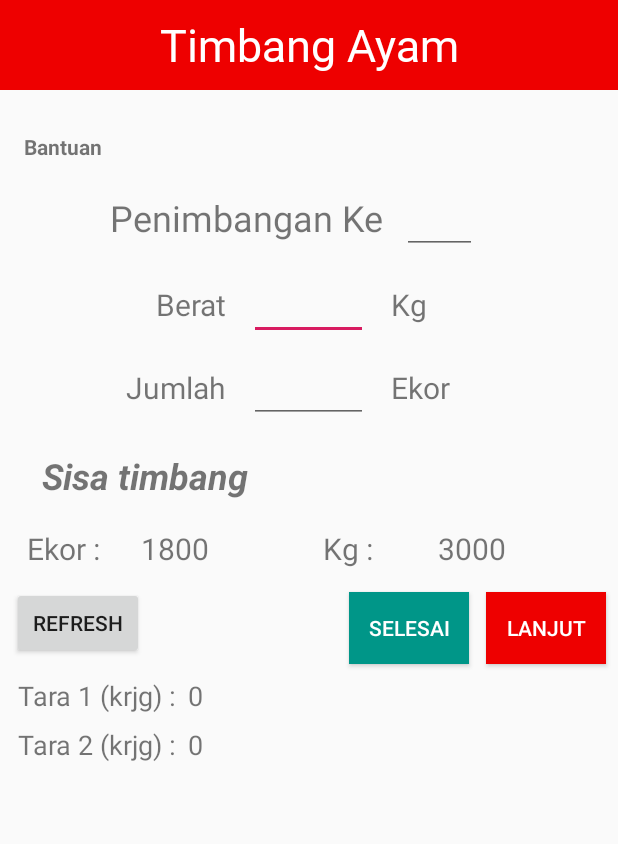
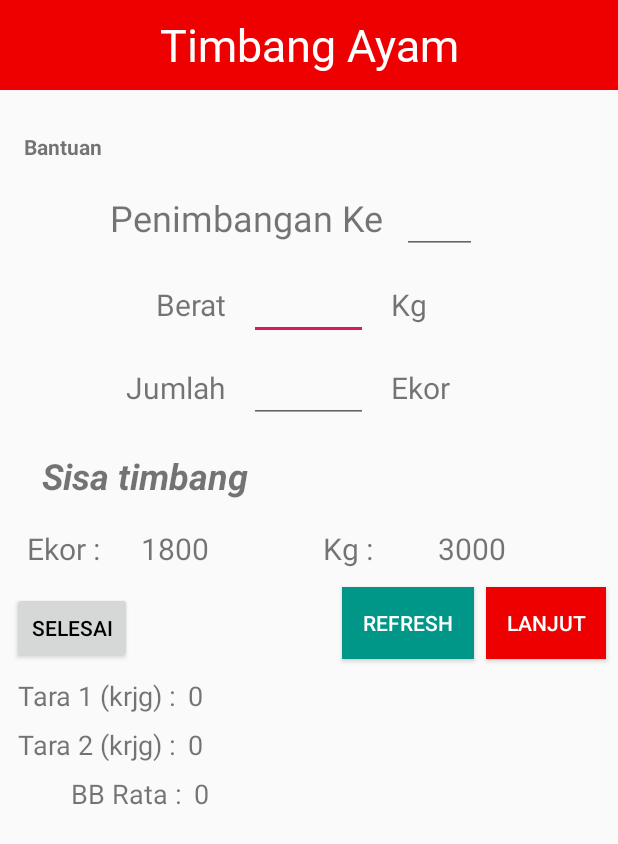
Before and after one commit to dennisprasetia/RPAWONOKOYO, an Android app: the layout activity_timbang_ayam.xml on its own in the app's theme, with its tools: preview values and no code run, on a phone screen of 412 x 824 dp. Shown: the top 844 px of the screen. Run offline under Robolectric (Android 15) with nearby library versions, the phone set to English and light mode, and no system bars; Roboto replaces fonts that are not available here.

Commit message:
Update saat di kandang sesuai kebutuhan tim panen - Tara Keranjang ada cek bila field kosong - Info No DO di Tara Keranjang - Fix penimbangan tara dan ayam - Info kandang di list DO

```diff
--- a/app/build.gradle
+++ b/app/build.gradle
@@ -7,7 +7,7 @@ android {
         minSdkVersion 24
         targetSdkVersion 27
         versionCode 2
-        versionName "4.4.0"
+        versionName "4.4.1"
         testInstrumentationRunner "android.support.test.runner.AndroidJUnitRunner"
     }
     buildTypes {
--- a/app/src/main/java/com/wonokoyo/rpawonokoyo/RencanaPanen.java
+++ b/app/src/main/java/com/wonokoyo/rpawonokoyo/RencanaPanen.java
@@ -146,13 +146,10 @@ public class RencanaPanen extends AppCompatActivity {
                 isSetted = true;
             }
 
-            String noreg = c.getString(c.getColumnIndex("noreg")).trim();
-            String kandang = noreg.substring(noreg.length()-2);
-
             ModelRencanaPanen mrp = new ModelRencanaPanen();
             mrp.setRit(c.getString(c.getColumnIndex("rit")));
             mrp.setNama_mitra(c.getString(c.getColumnIndex("nama_pelanggan")));
-            mrp.setKandang(kandang);
+            mrp.setKandang(c.getString(c.getColumnIndex("kandang")));
             mrp.setNo_do(c.getString(c.getColumnIndex("no_do")));
             mrp.setAlamat(c.getString(c.getColumnIndex("alamat_farm")));
 
--- a/app/src/main/java/com/wonokoyo/rpawonokoyo/model/TimbangManager.java
+++ b/app/src/main/java/com/wonokoyo/rpawonokoyo/model/TimbangManager.java
@@ -9,6 +9,7 @@ public class TimbangManager {
     public static final String TM_SELESAI = "tmSelesai";
     public static final String TM_TARA = "tmTara";
     public static final String TM_BERAT_REAL = "tmBeratReal";
+    public static final String TM_BERAT_BERSIH = "tmBeratBersih";
     public static final String TM_JUMLAH_REAL = "tmJumlahReal";
 
     SharedPreferences sp;
@@ -44,11 +45,14 @@ public class TimbangManager {
         return sp.getString(TM_BERAT_REAL, "0.0");
     }
 
+    public String getTmBeratBersih() { return sp.getString(TM_BERAT_BERSIH, "0.0"); }
+
     public void clearSessionTimbang() {
         saveSPString(TM_MULAI, "0000-00-00 00:00:00");
         saveSPString(TM_SELESAI, "0000-00-00 00:00:00");
         saveSPString(TM_TARA, "0.0");
         saveSPString(TM_BERAT_REAL, "0.0");
         saveSPString(TM_JUMLAH_REAL, "0");
+        saveSPString(TM_BERAT_BERSIH, "0.0");
     }
 }
--- a/app/src/main/java/com/wonokoyo/rpawonokoyo/utilities/RecycleKonfirmasi.java
+++ b/app/src/main/java/com/wonokoyo/rpawonokoyo/utilities/RecycleKonfirmasi.java
@@ -77,7 +77,7 @@ public class RecycleKonfirmasi extends RecyclerView.Adapter<RecycleKonfirmasi.Re
 
         holder.txtRit.setText("Rit : " + mrp.getRit());
         holder.txtMitra.setText(mrp.getNama_mitra());
-//        holder.txtKandang.setText(mrp.getKandang());
+        holder.txtKandang.setText(mrp.getKandang());
         holder.txtNoDo.setText(mrp.getNo_do());
         holder.txtAlamat.setText(mrp.getAlamat());
         holder.txtDetail.setVisibility(View.INVISIBLE);
@@ -191,7 +191,7 @@ public class RecycleKonfirmasi extends RecyclerView.Adapter<RecycleKonfirmasi.Re
         CardView cardView;
         TextView txtRit;
         TextView txtMitra;
-//        TextView txtKandang;
+        TextView txtKandang;
         TextView txtNoDo;
         TextView txtAlamat;
         TextView txtDetail;
@@ -201,7 +201,7 @@ public class RecycleKonfirmasi extends RecyclerView.Adapter<RecycleKonfirmasi.Re
             cardView = itemView.findViewById(R.id.layoutCardView);
             txtRit = itemView.findViewById(R.id.txtJenisRit);
             txtMitra = itemView.findViewById(R.id.txtMitraCard);
-//            txtKandang = itemView.findViewById(R.id.txtKandangCard);
+            txtKandang = itemView.findViewById(R.id.txtKandangCard);
             txtNoDo = itemView.findViewById(R.id.txtNoDoCard);
             txtAlamat = itemView.findViewById(R.id.txtAlamatCard);
             txtDetail = itemView.findViewById(R.id.txtDetail);
--- a/app/src/main/java/com/wonokoyo/rpawonokoyo/utilities/RecycleRencana.java
+++ b/app/src/main/java/com/wonokoyo/rpawonokoyo/utilities/RecycleRencana.java
@@ -51,7 +51,7 @@ public class RecycleRencana extends RecyclerView.Adapter<RecycleRencana.RecycleV
 
         holder.txtRit.setText("Rit : " + mrp.getRit());
         holder.txtMitra.setText(mrp.getNama_mitra());
-//        holder.txtKandang.setText(mrp.getKandang());
+        holder.txtKandang.setText(mrp.getKandang());
         holder.txtNoDo.setText(mrp.getNo_do());
         holder.txtAlamat.setText(mrp.getAlamat());
         holder.txtDetail.setVisibility(View.INVISIBLE);
@@ -81,7 +81,7 @@ public class RecycleRencana extends RecyclerView.Adapter<RecycleRencana.RecycleV
         CardView cardView;
         TextView txtRit;
         TextView txtMitra;
-//        TextView txtKandang;
+        TextView txtKandang;
         TextView txtNoDo;
         TextView txtAlamat;
         TextView txtDetail;
@@ -91,7 +91,7 @@ public class RecycleRencana extends RecyclerView.Adapter<RecycleRencana.RecycleV
             cardView = itemView.findViewById(R.id.layoutCardView);
             txtRit = itemView.findViewById(R.id.txtJenisRit);
             txtMitra = itemView.findViewById(R.id.txtMitraCard);
-//            txtKandang = itemView.findViewById(R.id.txtKandangCard);
+            txtKandang = itemView.findViewById(R.id.txtKandangCard);
             txtNoDo = itemView.findViewById(R.id.txtNoDoCard);
             txtAlamat = itemView.findViewById(R.id.txtAlamatCard);
             txtDetail = itemView.findViewById(R.id.txtDetail);
--- a/app/src/main/res/layout/activity_menu.xml
+++ b/app/src/main/res/layout/activity_menu.xml
@@ -158,7 +158,7 @@
         android:layout_marginBottom="8dp"
         android:background="@drawable/background_button_menu"
         android:padding="20dp"
-        android:text="Siap Potong"
+        android:text="Kirim Data"
         android:textSize="24sp"
         app:layout_constraintBottom_toBottomOf="parent"
         app:layout_constraintEnd_toEndOf="parent"
--- a/app/src/main/res/layout/activity_timbang_ayam.xml
+++ b/app/src/main/res/layout/activity_timbang_ayam.xml
@@ -13,9 +13,8 @@
         android:layout_marginBottom="8dp"
         android:background="#ee0000"
         android:fontFamily="@font/baloo"
-        android:gravity="center_vertical"
+        android:gravity="center"
         android:text="Timbang Ayam"
-        android:textAlignment="center"
         android:textColor="@color/cardview_light_background"
         android:textSize="30sp"
         app:layout_constraintBottom_toBottomOf="parent"
@@ -103,6 +102,11 @@
                 android:layout_weight="0.5"
                 android:inputType="numberSigned|number|numberDecimal"
                 android:textAlignment="center" />
+<!--                android:clickable="false"-->
+<!--                android:cursorVisible="false"-->
+<!--                android:longClickable="false"-->
+<!--                android:focusable="false"-->
+<!--                android:textIsSelectable="false" />-->
 
             <TextView
                 android:layout_width="0dp"
@@ -199,7 +203,7 @@
         android:layout_width="80dp"
         android:layout_height="wrap_content"
         android:layout_marginStart="8dp"
-        android:layout_marginTop="15dp"
+        android:layout_marginTop="12dp"
         android:layout_marginEnd="8dp"
         android:layout_marginBottom="8dp"
         android:background="#ee0000"
@@ -220,12 +224,11 @@
         android:layout_marginTop="15dp"
         android:layout_marginEnd="8dp"
         android:layout_marginBottom="8dp"
-        android:background="@color/success_color"
         android:text="Selesai"
-        android:textColor="@android:color/white"
+        android:textColor="#000"
         app:layout_constraintBottom_toBottomOf="parent"
         app:layout_constraintEnd_toStartOf="@+id/btnNext"
-        app:layout_constraintHorizontal_bias="0.986"
+        app:layout_constraintHorizontal_bias="0.0"
         app:layout_constraintStart_toStartOf="parent"
         app:layout_constraintTop_toBottomOf="@+id/tableLayout2"
         app:layout_constraintVertical_bias="0.0" />
@@ -237,9 +240,11 @@
         android:layout_marginStart="8dp"
         android:layout_marginTop="12dp"
         android:layout_marginEnd="8dp"
+        android:background="@color/success_color"
         android:text="Refresh"
-        app:layout_constraintEnd_toStartOf="@+id/btnSelesai"
-        app:layout_constraintHorizontal_bias="0.0"
+        android:textColor="#FFF"
+        app:layout_constraintEnd_toStartOf="@+id/btnNext"
+        app:layout_constraintHorizontal_bias="1.0"
         app:layout_constraintStart_toStartOf="parent"
         app:layout_constraintTop_toBottomOf="@+id/tableLayout2" />
 
@@ -283,6 +288,17 @@
         app:layout_constraintTop_toBottomOf="@+id/textView9" />
 
     <TextView
+        android:id="@+id/textView12"
+        android:layout_width="wrap_content"
+        android:layout_height="wrap_content"
+        android:layout_marginStart="47dp"
+        android:layout_marginTop="8dp"
+        android:text="BB Rata :"
+        android:textSize="18sp"
+        app:layout_constraintStart_toStartOf="parent"
+        app:layout_constraintTop_toBottomOf="@+id/textView11" />
+
+    <TextView
         android:id="@+id/txtTaraDiTimbang1"
         android:layout_width="wrap_content"
         android:layout_height="wrap_content"
@@ -303,4 +319,15 @@
         android:textSize="18sp"
         app:layout_constraintStart_toEndOf="@+id/textView11"
         app:layout_constraintTop_toBottomOf="@+id/txtTaraDiTimbang1" />
+
+    <TextView
+        android:id="@+id/tvInfoBbRata"
+        android:layout_width="wrap_content"
+        android:layout_height="wrap_content"
+        android:layout_marginStart="8dp"
+        android:layout_marginTop="8dp"
+        android:text="0"
+        android:textSize="18sp"
+        app:layout_constraintStart_toEndOf="@+id/textView12"
+        app:layout_constraintTop_toBottomOf="@+id/txtTaraDiTimbang2" />
 </android.support.constraint.ConstraintLayout>
```
Also changed, not shown: app/src/main/java/com/wonokoyo/rpawonokoyo/MenuActivity.java (+13 -7 lines), app/src/main/java/com/wonokoyo/rpawonokoyo/panenactivity/TaraKeranjang.java (+10 -2 lines), app/src/main/java/com/wonokoyo/rpawonokoyo/panenactivity/TimbangAyam.java (+26 -23 lines), app/src/main/res/layout/activity_tara_keranjang.xml (+12 -1 lines), app/src/main/res/layout/card_view.xml (+20 -20 lines).
